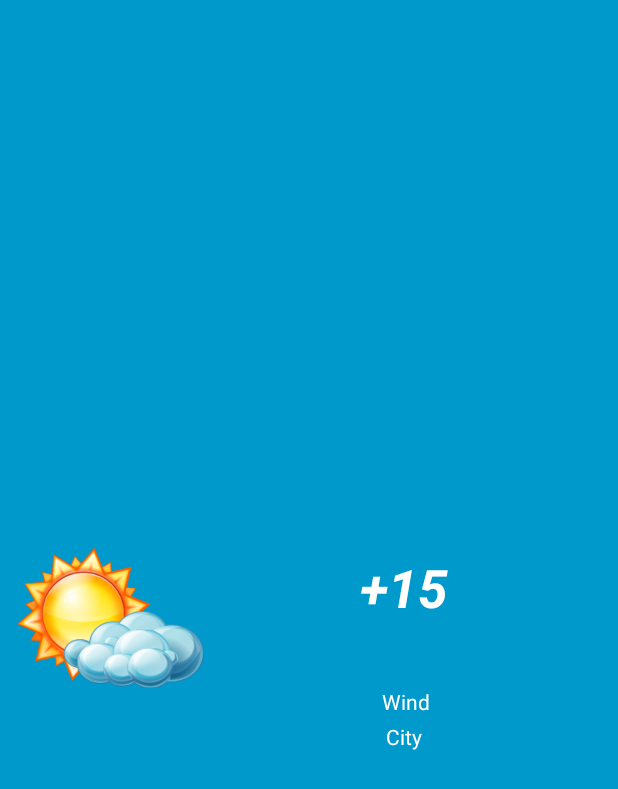
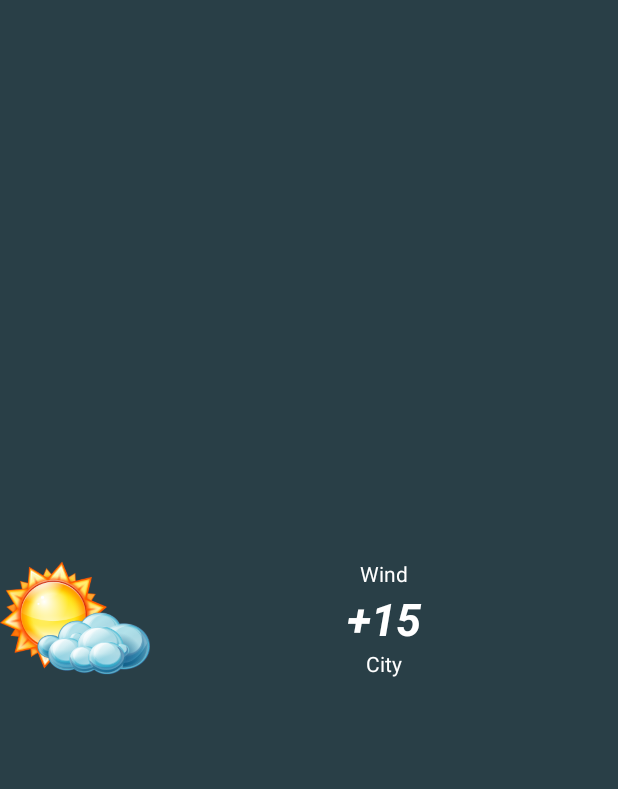
Before and after one commit to ilnprj/WeatherApp, an Android app: the layout new_app_widget.xml on its own in the app's theme, with its tools: preview values and no code run, on a phone screen of 412 x 824 dp. Shown: the top 789 px of the screen. Run offline under Robolectric (Android 15) with nearby library versions, the phone set to English and light mode, and no system bars.

Commit message:
Правка верстки виджета.

```diff
--- a/app/src/main/res/layout/new_app_widget.xml
+++ b/app/src/main/res/layout/new_app_widget.xml
@@ -2,66 +2,69 @@
     xmlns:app="http://schemas.android.com/apk/res-auto"
     android:layout_width="match_parent"
     android:layout_height="match_parent"
-    android:background="#09C"
+    android:background="#250099CC"
     android:padding="@dimen/widget_margin">
 
-    <TextView
-        android:id="@+id/appwidget_text"
-        android:layout_width="wrap_content"
-        android:layout_height="88dp"
+    <LinearLayout
+        android:layout_width="match_parent"
+        android:layout_height="match_parent"
         android:layout_alignParentStart="true"
+        android:layout_alignParentTop="true"
         android:layout_alignParentEnd="true"
-        android:layout_centerVertical="true"
-        android:layout_marginStart="132dp"
-        android:layout_marginTop="5dp"
-        android:layout_marginEnd="5dp"
-        android:layout_marginBottom="8dp"
-        android:background="#09C"
-        android:contentDescription="@string/tempExample"
-        android:text="@string/tempExample"
-        android:textAlignment="center"
-        android:textColor="#ffffff"
-        android:textSize="35sp"
-        android:textStyle="bold|italic" />
+        android:layout_alignParentBottom="true"
+        android:layout_marginStart="0dp"
+        android:layout_marginTop="0dp"
+        android:layout_marginEnd="0dp"
+        android:layout_marginBottom="0dp"
+        android:orientation="horizontal">
 
         <ImageView
             android:id="@+id/widgetViewLogo"
-        android:layout_width="124dp"
+            android:layout_width="100dp"
             android:layout_height="wrap_content"
-        android:layout_alignParentStart="true"
-        android:layout_alignParentEnd="true"
-        android:layout_centerVertical="true"
-        android:layout_marginStart="11dp"
-        android:layout_marginTop="8dp"
-        android:layout_marginEnd="276dp"
-        android:layout_marginBottom="8dp"
+            android:layout_weight="0"
+            android:layout_gravity="center_vertical"
             android:src="@drawable/cloudy" />
+
+        <LinearLayout
+            android:layout_width="match_parent"
+            android:layout_height="98dp"
+            android:layout_gravity="center_vertical"
+            android:layout_weight="0"
+            android:orientation="vertical">
 
             <TextView
                 android:id="@+id/typeWeatherWidget"
-        android:layout_width="wrap_content"
-        android:layout_height="50dp"
-        android:layout_alignParentStart="true"
-        android:layout_alignParentEnd="true"
-        android:layout_alignParentBottom="true"
-        android:layout_marginStart="136dp"
-        android:layout_marginEnd="6dp"
-        android:layout_marginBottom="316dp"
+                android:layout_width="match_parent"
+                android:layout_height="wrap_content"
+                android:layout_gravity="center_vertical"
+                android:paddingTop="10dp"
                 android:text="@string/Wind"
                 android:textAlignment="center"
                 android:textColor="#FFFFFF" />
 
             <TextView
+                android:id="@+id/appwidget_text"
+                android:layout_width="match_parent"
+                android:layout_height="33dp"
+                android:layout_gravity="center_vertical"
+                android:contentDescription="@string/tempExample"
+                android:text="@string/tempExample"
+                android:textAlignment="center"
+                android:textColor="#ffffff"
+                android:textSize="30sp"
+                android:textStyle="bold|italic" />
+
+            <TextView
                 android:id="@+id/cityWeatherWidget"
-        android:layout_width="wrap_content"
-        android:layout_height="wrap_content"
-        android:layout_alignParentStart="true"
-        android:layout_alignParentEnd="true"
-        android:layout_alignParentBottom="true"
-        android:layout_marginStart="153dp"
-        android:layout_marginEnd="26dp"
-        android:layout_marginBottom="323dp"
+                android:layout_width="match_parent"
+                android:layout_height="34dp"
+                android:gravity="center"
+                android:layout_gravity="center_vertical"
                 android:text="@string/City"
-        android:textAlignment="center"
                 android:textColor="#FFFFFF" />
+        </LinearLayout>
+
+    </LinearLayout>
+
 </RelativeLayout>
```
Lines whose indentation alone changed are shown as unchanged.
